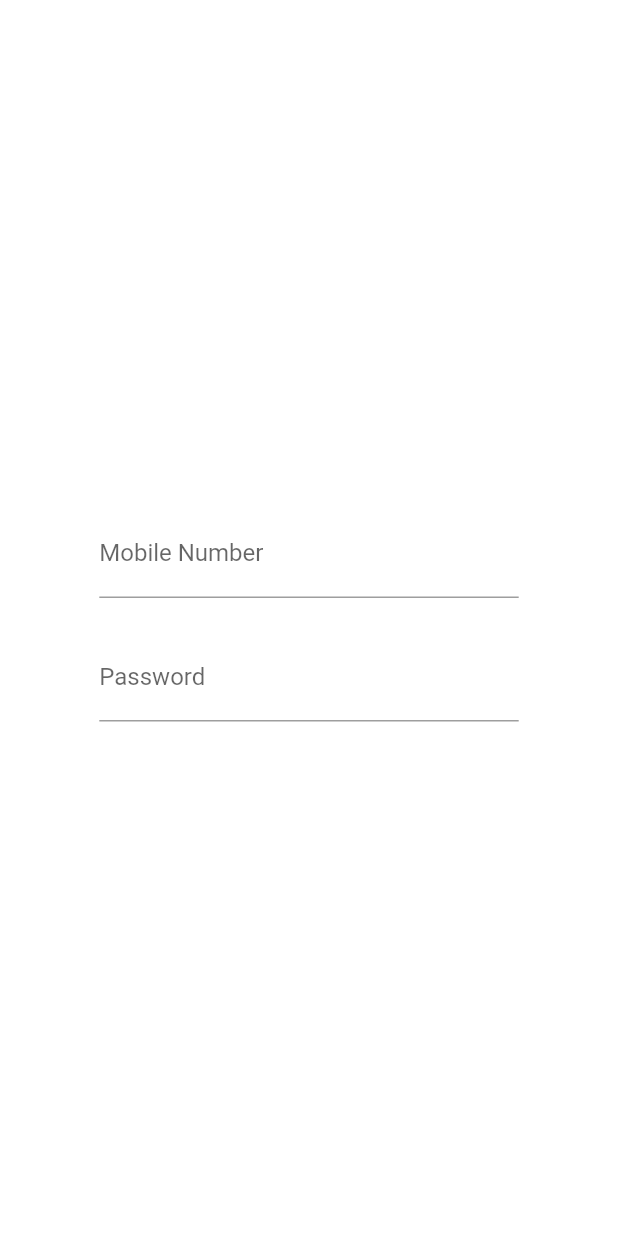
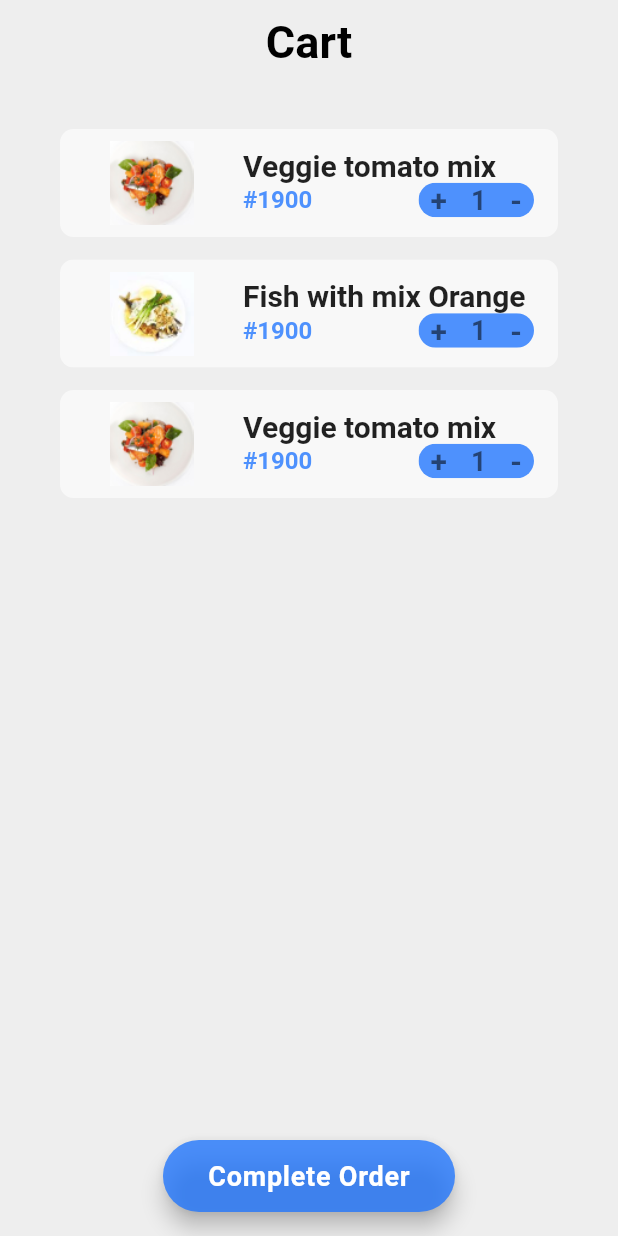
Before and after one commit to iamsmruti/food-delivery-client, a Flutter app: the screen it shows after launch, on a phone screen of 412 x 824 dp. Run offline on Flutter 3.47's test engine with Material 2 defaults, Android fonts, the phone set to English and light mode, and no system bars; our stand-ins replace firebase_core, flutter_svg; accounts and stored records are empty.

Commit message:
Cart page

```diff
--- /dev/null
+++ b/frontend/lib/Custom UI/OrderCard.dart
@@ -0,0 +1,114 @@
+import 'package:flutter/material.dart';
+import 'package:frontend/Models/OrderDetails.dart';
+import 'package:frontend/constant.dart';
+
+class OrderCard extends StatefulWidget {
+  const OrderCard({Key? key,required this.orderDetails}) : super(key: key);
+  final OrderDetails orderDetails;
+
+  @override
+  State<OrderCard> createState() => _OrderCardState();
+}
+
+class _OrderCardState extends State<OrderCard> {
+  @override
+  Widget build(BuildContext context) {
+    int count = 1;
+    return Column(
+      children: [
+        Center(
+          child: ClipRRect(
+            borderRadius: BorderRadius.circular(9),
+            child: Container(
+              color: Colors.white.withOpacity(0.6),
+              child: InkWell(
+                onTap: () {},
+                child: ListTile(
+                  leading: SizedBox(
+                    height: 90,
+                    width: 90,
+                    child: Image.asset(widget.orderDetails.icon),
+                  ),
+                  title: Text(
+                      widget.orderDetails.itemName,
+                      style: const TextStyle(
+                          fontWeight: FontWeight.bold,
+                          fontSize: 20
+                      )
+                  ),
+                  subtitle: Row(
+                    mainAxisAlignment: MainAxisAlignment.spaceBetween,
+                    children: [
+                      Text(
+                          widget.orderDetails.orderNumber,
+                          style: const TextStyle(
+                            fontWeight: FontWeight.bold,
+                            fontSize: 16,
+                            color: primaryColor
+                          ),
+                      ),
+                      ClipRRect(
+                        borderRadius: BorderRadius.circular(90),
+                        child: Container(
+                          color: primaryColor,
+                          child: Row(
+                            children: [
+                              InkWell(
+                                  onTap: () {
+                                    setState(() {
+                                      count++;
+                                    });
+                                  },
+                                  child: const Padding(
+                                    padding: EdgeInsets.symmetric(horizontal: 8),
+                                    child: Text(
+                                        '+',
+                                      style: TextStyle(
+                                        fontSize: 20,
+                                        fontWeight: FontWeight.bold
+                                      ),
+                                    ),
+                                  )
+                              ),
+                              Padding(
+                                padding: const EdgeInsets.symmetric(horizontal: 8),
+                                child: Text(
+                                  count.toString(),
+                                  style: const TextStyle(
+                                    fontSize: 18,
+                                    fontWeight: FontWeight.bold
+                                  ),
+                                ),
+                              ),
+                              InkWell(
+                                  onTap: () {
+                                    setState(() {
+                                      count--;
+                                    });
+                                  },
+                                  child: const Padding(
+                                    padding: EdgeInsets.symmetric(horizontal: 8),
+                                    child: Text(
+                                        '-',style: TextStyle(
+                                        fontSize: 20,
+                                      fontWeight: FontWeight.bold
+                                    ),
+                                    ),
+                                  )
+                              ),
+                            ],
+                          ),
+                        ),
+                      )
+                    ],
+                  ),
+                ),
+              ),
+            ),
+          ),
+        ),
+        const SizedBox(height: 15)
+      ],
+    );
+  }
+}
--- /dev/null
+++ b/frontend/lib/Models/OrderDetails.dart
@@ -0,0 +1,6 @@
+class OrderDetails{
+  String itemName;
+  String icon;
+  String orderNumber;
+  OrderDetails({required this.itemName,required this.icon,required this.orderNumber});
+}
--- /dev/null
+++ b/frontend/lib/Screens/CartScreen.dart
@@ -0,0 +1,66 @@
+import 'package:flutter/material.dart';
+import 'package:frontend/Custom%20UI/OrderCard.dart';
+import 'package:frontend/constant.dart';
+import '../Models/OrderDetails.dart';
+
+class CartScreen extends StatefulWidget {
+  const CartScreen({Key? key}) : super(key: key);
+
+  @override
+  State<CartScreen> createState() => _CartScreenState();
+}
+
+class _CartScreenState extends State<CartScreen> {
+
+  List<OrderDetails> details = [
+    OrderDetails(itemName: 'Veggie tomato mix', icon: 'assets/images/image.png', orderNumber: '#1900'),
+    OrderDetails(itemName: 'Fish with mix Orange', icon: 'assets/images/image1.png', orderNumber: '#1900'),
+    OrderDetails(itemName: 'Veggie tomato mix', icon: 'assets/images/image.png', orderNumber: '#1900'),
+  ];
+
+  @override
+  Widget build(BuildContext context) {
+    return Scaffold(
+      appBar: AppBar(
+          centerTitle: true,
+          elevation: 0,
+          backgroundColor: Colors.grey.shade200,
+          title: const Text(
+            'Cart',
+            style: TextStyle(
+                color: Colors.black,
+                fontWeight: FontWeight.bold,
+                fontSize: 30
+            ),
+          ),
+        ),
+      floatingActionButton: FloatingActionButton.extended(
+        backgroundColor: primaryColor,
+        onPressed: ()  {},
+        label: const Padding(
+          padding: EdgeInsets.symmetric(horizontal: 10),
+          child: Text(
+              'Complete Order',
+            style: TextStyle(
+                fontWeight: FontWeight.bold,
+                fontSize: 18,
+                letterSpacing: 0.5
+            ),
+          ),
+        ),
+      ),
+      floatingActionButtonLocation: FloatingActionButtonLocation.centerFloat,
+      backgroundColor: Colors.grey.shade200,
+      body: SizedBox(
+        height: MediaQuery.of(context).size.height * 0.9,
+        child: Padding(
+          padding: const EdgeInsets.symmetric(horizontal: 40,vertical: 30),
+          child: ListView.builder(
+            itemCount: details.length,
+            itemBuilder: (context,index)=>OrderCard(orderDetails: details[index]),
+          ),
+        ),
+      ),
+    );
+  }
+}
--- a/frontend/lib/main.dart
+++ b/frontend/lib/main.dart
@@ -1,5 +1,6 @@
 import 'package:firebase_core/firebase_core.dart';
 import 'package:flutter/material.dart';
+import 'package:frontend/Screens/CartScreen.dart';
 import 'package:frontend/Screens/LoginScreen.dart';
 import 'package:frontend/Screens/WelcomeScreen.dart';
 import 'package:frontend/constant.dart';
@@ -17,6 +18,6 @@ Future<void> main() async {
       primaryColor: primaryColor,
       scaffoldBackgroundColor: Colors.white
     ),
-    home: const WelcomeScreen(),
+    home: const CartScreen(),
   ));
 }
```
Also changed, not shown: frontend/assets/images/ToyFaces_Tansparent_BG_29.png (deleted), frontend/assets/images/ToyFaces_Tansparent_BG_49.png (deleted), frontend/assets/images/image.png (added), frontend/assets/images/image1.png (added).
